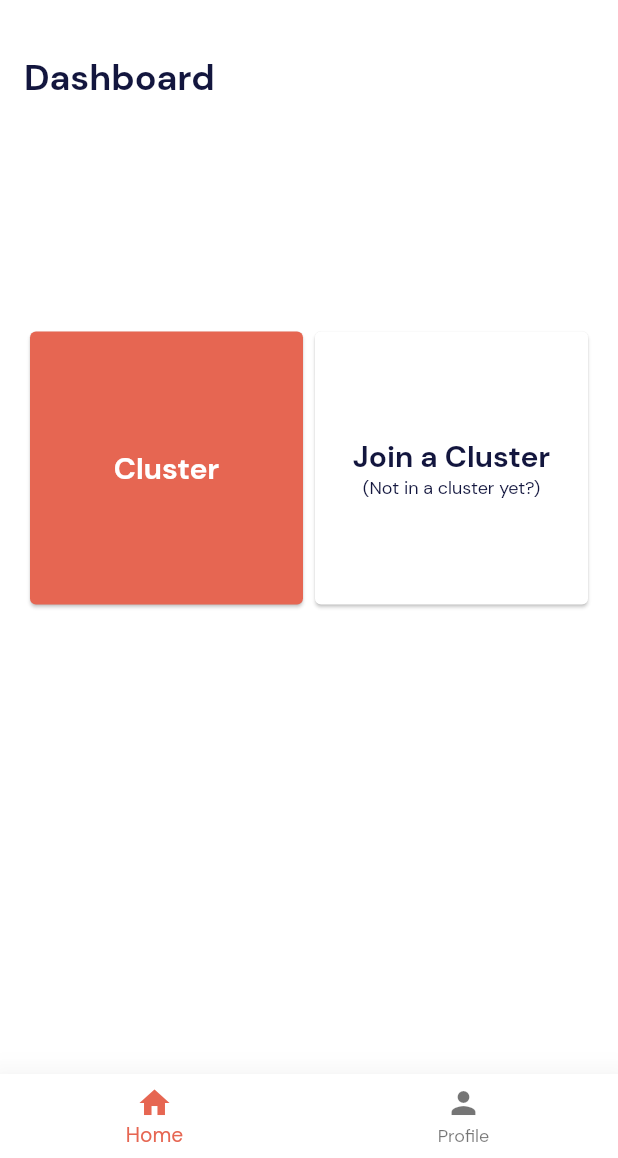
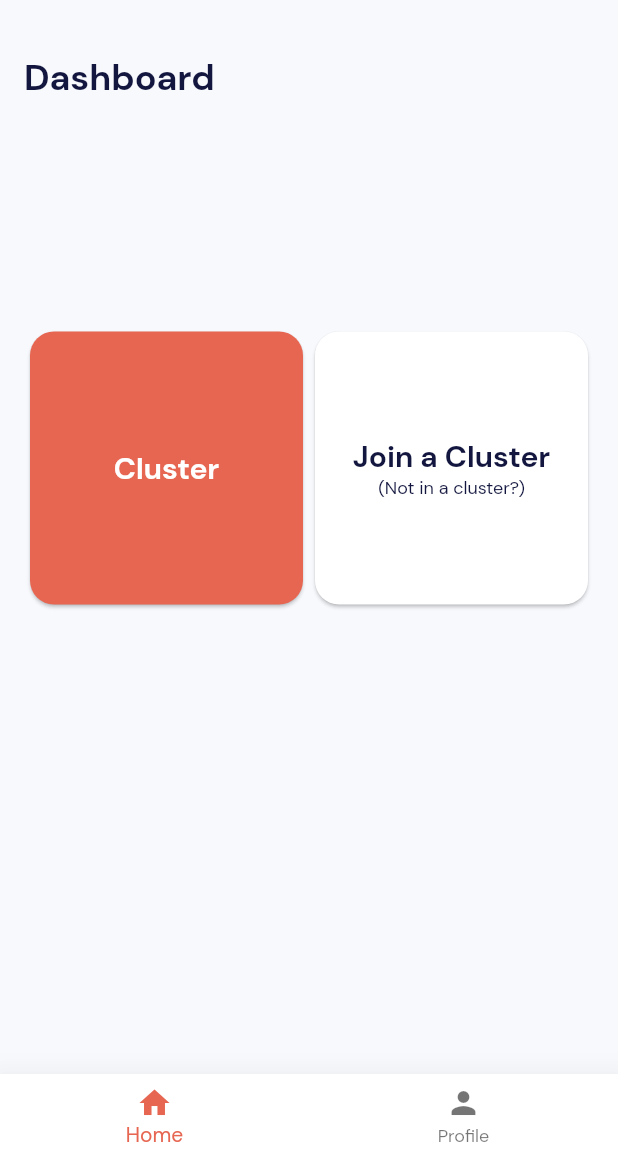
Before and after one commit to Youngtard/moni-flutter-test, a Flutter app: the screen it shows after launch, on a phone screen of 412 x 824 dp, the part 78-1236 px from its top. Run offline on Flutter 3.47's test engine with Material 2 defaults, Android fonts, the phone set to English and light mode, and no system bars; our stand-ins replace cached_network_image, flutter_svg.

```diff
--- a/lib/modules/dashboard/dashboard.dart
+++ b/lib/modules/dashboard/dashboard.dart
@@ -23,7 +23,9 @@ class _DashboardState extends State<Dashboard> {
           height: 48,
         ),
         centerTitle: true,
+        backgroundColor: const Color(0xffF8F9FD),
       ),
+      backgroundColor: const Color(0xffF8F9FD),
       body: SafeArea(
         child: Padding(
           padding: const EdgeInsets.symmetric(horizontal: 16, vertical: 32),
@@ -44,6 +46,9 @@ class _DashboardState extends State<Dashboard> {
                   InkWell(
                     child: Card(
                       elevation: 1.0,
+                      shape: RoundedRectangleBorder(
+                        borderRadius: BorderRadius.circular(16.0),
+                      ),
                       child: Center(
                         child: Text(
                           "Cluster",
@@ -58,28 +63,35 @@ class _DashboardState extends State<Dashboard> {
                       setState(() {
                         _selectedCard = 0;
                       });
-                      Navigator.push(context, MaterialPageRoute(builder: (context) => const MyCluster()));
+                      Navigator.push(
+                          context, MaterialPageRoute(builder: (context) => const MyCluster()));
                     },
                   ),
                   InkWell(
                     child: Card(
                       elevation: 1.0,
+                      shape: RoundedRectangleBorder(
+                        borderRadius: BorderRadius.circular(16.0),
+                      ),
                       child: Center(
                         child: RichText(
                           text: TextSpan(
                             text: "Join a Cluster\n",
                             children: [
                               TextSpan(
-                                text: "(Not in a cluster yet?)",
+                                text: "(Not in a cluster?)",
                                 style: Theme.of(context).textTheme.bodyText2!.copyWith(
-                                  fontSize: 12,
-                                  color: _selectedCard == 1 ? Colors.white : const Color(0xff13163E),
-                                ),
+                                      fontSize: 12,
+                                      color: _selectedCard == 1
+                                          ? Colors.white
+                                          : const Color(0xff13163E),
+                                    ),
                               )
                             ],
                             style: Theme.of(context).textTheme.headline2!.copyWith(
-                              color: _selectedCard == 1 ? Colors.white : const Color(0xff13163E),
-                            ),
+                                  color:
+                                      _selectedCard == 1 ? Colors.white : const Color(0xff13163E),
+                                ),
                           ),
                           textAlign: TextAlign.center,
                         ),
@@ -90,7 +102,8 @@ class _DashboardState extends State<Dashboard> {
                       setState(() {
                         _selectedCard = 1;
                       });
-                      Navigator.push(context, MaterialPageRoute(builder: (context) => const JoinACluster()));
+                      Navigator.push(
+                          context, MaterialPageRoute(builder: (context) => const JoinACluster()));
                     },
                   ),
                 ],
--- a/lib/modules/onboarding/screens/join_a_cluster.dart
+++ b/lib/modules/onboarding/screens/join_a_cluster.dart
@@ -32,7 +32,11 @@ class _JoinAClusterState extends State<JoinACluster> {
   @override
   Widget build(BuildContext context) {
     return Scaffold(
-      appBar: AppBar(),
+      appBar: AppBar(
+        leading: const BackButton(color: Colors.black,),
+        backgroundColor: const Color(0xffF8F9FD),
+      ),
+      backgroundColor: const Color(0xffF8F9FD),
       body: SafeArea(
         child: CustomScrollView(
           slivers: [
--- a/lib/modules/profile/screens/profile.dart
+++ b/lib/modules/profile/screens/profile.dart
@@ -9,9 +9,10 @@ class Profile extends StatelessWidget {
     return Scaffold(
       appBar: AppBar(
         title: const Text("Profile"),
-        backgroundColor: Colors.white,
+        backgroundColor: const Color(0xffF8F9FD),
         centerTitle: true,
       ),
+      backgroundColor: const Color(0xffF8F9FD),
       body: SafeArea(
         child: SingleChildScrollView(
           child: Column(
```
Also changed, not shown: 2 other files.
